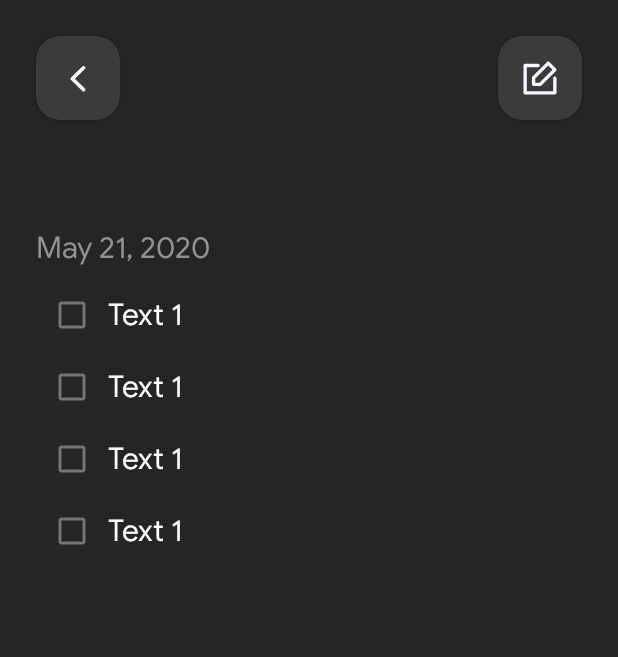
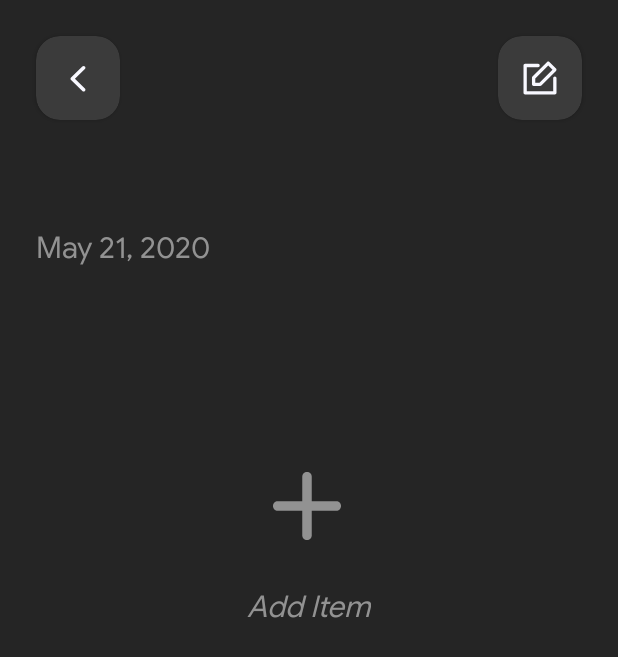
Before and after one commit to srivastavahardik/notes-test, an Android app: the NoteFragment screen opened through its navigation route, on a phone screen of 412 x 824 dp. Shown: the top 657 px of the screen. Run offline under Robolectric (Android 15) with nearby library versions, the phone set to English and light mode, and no system bars; our stand-ins replace data binding.

Commit message:
fragment_note: Setup 3 layers for item state

```diff
--- a/app/src/main/res/layout/fragment_note.xml
+++ b/app/src/main/res/layout/fragment_note.xml
@@ -90,7 +90,7 @@
                         android:layout_width="match_parent"
                         android:layout_height="wrap_content"
                         android:background="@color/background"
-                        android:text="Beautiful weater app UI concepts we wish existed"
+                        android:text="Title"
                         android:textColor="@android:color/white"
                         app:layout_constraintBottom_toBottomOf="parent"
                         app:layout_constraintEnd_toEndOf="parent"
@@ -103,7 +103,7 @@
                         android:layout_width="0dp"
                         android:layout_height="wrap_content"
                         android:background="@color/background"
-                        android:text="Beautiful weater app UI concepts we wish existed"
+                        android:text="Title"
                         android:textColor="@android:color/white"
                         app:layout_constraintBottom_toBottomOf="parent"
                         app:layout_constraintEnd_toEndOf="parent"
@@ -127,16 +127,54 @@
 
                     android:layout_marginTop="8dp">
 
+                    <androidx.constraintlayout.widget.ConstraintLayout
+                        android:id="@+id/consEmptyAdd"
+                        android:layout_width="0dp"
+                        android:layout_height="0dp"
+                        android:layout_marginStart="32dp"
+                        android:layout_marginEnd="32dp"
+                        app:layout_constraintDimensionRatio="1"
+                        app:layout_constraintEnd_toEndOf="parent"
+                        app:layout_constraintStart_toStartOf="parent"
+                        app:layout_constraintTop_toTopOf="parent">
+
+                        <ImageView
+                            android:id="@+id/imageView2"
+                            android:layout_width="64dp"
+                            android:layout_height="64dp"
+                            app:layout_constraintBottom_toBottomOf="parent"
+                            app:layout_constraintEnd_toEndOf="parent"
+                            app:layout_constraintStart_toStartOf="parent"
+                            app:layout_constraintTop_toTopOf="parent"
+                            app:srcCompat="@drawable/ic_add"
+                            app:tint="#929292" />
+
+                        <TextView
+                            android:id="@+id/textView2"
+                            style="@style/TextAppearance.Note.Date"
+                            android:layout_width="wrap_content"
+                            android:layout_height="wrap_content"
+                            android:layout_marginTop="24dp"
+                            android:text="Add Item"
+                            android:textColor="#929292"
+                            android:textStyle="italic"
+                            app:layout_constraintEnd_toEndOf="@+id/imageView2"
+                            app:layout_constraintStart_toStartOf="@+id/imageView2"
+                            app:layout_constraintTop_toBottomOf="@+id/imageView2" />
+                    </androidx.constraintlayout.widget.ConstraintLayout>
+
                     <androidx.recyclerview.widget.RecyclerView
                         android:id="@+id/rvItems"
                         android:layout_width="match_parent"
                         android:layout_height="match_parent"
+                        android:visibility="gone"
                         app:layout_constraintBottom_toBottomOf="parent"
                         app:layout_constraintEnd_toEndOf="parent"
                         app:layout_constraintStart_toStartOf="parent"
                         app:layout_constraintTop_toTopOf="parent" />
 
                     <androidx.constraintlayout.widget.ConstraintLayout
+                        android:id="@+id/consSingleItem"
                         android:layout_width="match_parent"
                         android:layout_height="wrap_content"
                         android:visibility="gone"
```
